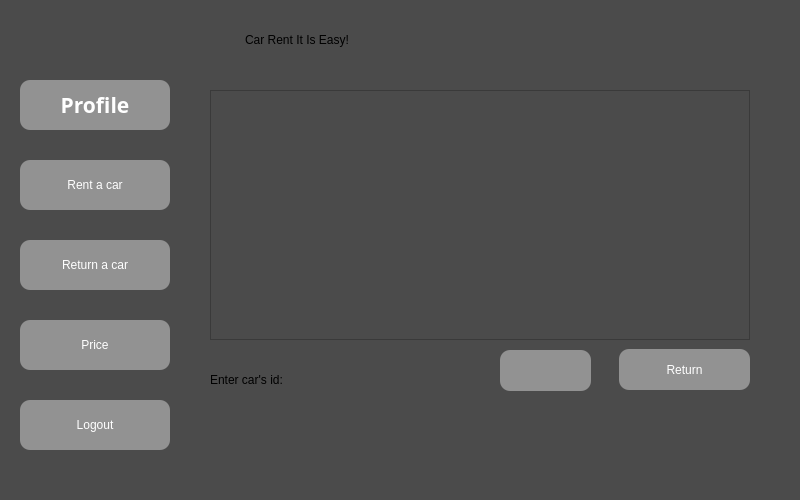
The window that Car-Rent-Ap-Qt/appwindow.ui (MilitaryGuineaPig/Car-Rent-Ap-Qt) describes before a commit, drawn with Qt 5.
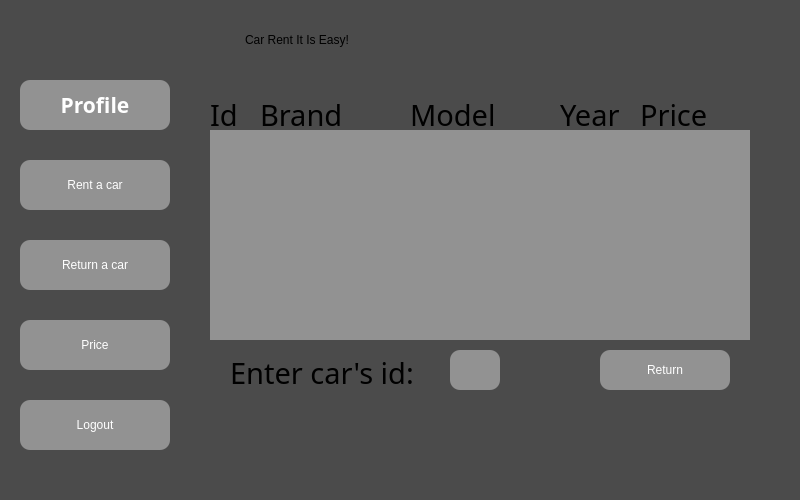
The same window after the commit. The open tabs and pages were chosen to show the change.

Commit message: Added rent and return logic and design

Patch:
```diff
--- a/Car-Rent-Ap-Qt/appwindow.ui
+++ b/Car-Rent-Ap-Qt/appwindow.ui
@@ -456,34 +456,202 @@
     </widget>
    </widget>
    <widget class="QWidget" name="page_3">
+    <widget class="QPushButton" name="ReturnBtn">
+     <property name="geometry">
+      <rect>
+       <x>400</x>
+       <y>270</y>
+       <width>130</width>
+       <height>40</height>
+      </rect>
+     </property>
+     <property name="cursor">
+      <cursorShape>PointingHandCursor</cursorShape>
+     </property>
+     <property name="styleSheet">
+      <string notr="true">QPushButton{
+background-color: rgba(255, 255, 255, 100);
+border-radius: 10px;
+color: rgba(192, 192, 192, 240);
+color: white;
+text-align: center;
+font: 700 14pt &quot;Segoe Print&quot;;
+}
+
+QPushButton:hover{
+background-color: rgba(255, 255, 255, 0);
+border-radius: 10px;
+color: white;
+text-align: center;
+font: 700 14pt &quot;Segoe Print&quot;;
+}
+QPushButton:pressed{
+background-color: rgba(255, 255, 255, 0);
+border-radius: 10px;
+color: white;
+text-align: center;
+font: 700 14pt &quot;Segoe Print&quot;;
+}</string>
+     </property>
+     <property name="text">
+      <string>Return</string>
+     </property>
+    </widget>
+    <widget class="QLabel" name="ErrorText_2">
+     <property name="geometry">
+      <rect>
+       <x>140</x>
+       <y>330</y>
+       <width>260</width>
+       <height>40</height>
+      </rect>
+     </property>
+     <property name="font">
+      <font>
+       <family>Cascadia Code</family>
+       <pointsize>20</pointsize>
+       <italic>false</italic>
+       <bold>false</bold>
+      </font>
+     </property>
+     <property name="styleSheet">
+      <string notr="true">color: rgb(176, 35, 38);</string>
+     </property>
+     <property name="text">
+      <string/>
+     </property>
+    </widget>
     <widget class="QTableView" name="ReturnCarDbView">
      <property name="geometry">
       <rect>
        <x>10</x>
-       <y>10</y>
+       <y>50</y>
        <width>540</width>
-       <height>250</height>
+       <height>210</height>
       </rect>
      </property>
+     <property name="sizePolicy">
+      <sizepolicy hsizetype="Fixed" vsizetype="Fixed">
+       <horstretch>0</horstretch>
+       <verstretch>0</verstretch>
+      </sizepolicy>
+     </property>
+     <property name="font">
+      <font>
+       <family>Cascadia Code</family>
+       <pointsize>14</pointsize>
+       <bold>false</bold>
+      </font>
+     </property>
+     <property name="contextMenuPolicy">
+      <enum>Qt::NoContextMenu</enum>
+     </property>
      <property name="acceptDrops">
       <bool>false</bool>
      </property>
+     <property name="autoFillBackground">
+      <bool>false</bool>
+     </property>
+     <property name="styleSheet">
+      <string notr="true">background-color: rgba(255, 255, 255, 100);</string>
+     </property>
      <property name="inputMethodHints">
       <set>Qt::ImhNone</set>
      </property>
+     <property name="frameShape">
+      <enum>QFrame::NoFrame</enum>
+     </property>
+     <property name="autoScrollMargin">
+      <number>15</number>
+     </property>
      <property name="editTriggers">
       <set>QAbstractItemView::NoEditTriggers</set>
+     </property>
+     <property name="alternatingRowColors">
+      <bool>false</bool>
+     </property>
+     <property name="gridStyle">
+      <enum>Qt::NoPen</enum>
+     </property>
+     <property name="sortingEnabled">
+      <bool>true</bool>
+     </property>
+     <property name="cornerButtonEnabled">
+      <bool>false</bool>
+     </property>
+     <attribute name="horizontalHeaderVisible">
+      <bool>false</bool>
+     </attribute>
+     <attribute name="horizontalHeaderHighlightSections">
+      <bool>true</bool>
+     </attribute>
+     <attribute name="verticalHeaderVisible">
+      <bool>false</bool>
+     </attribute>
+    </widget>
+    <widget class="QLabel" name="YearText_2">
+     <property name="geometry">
+      <rect>
+       <x>360</x>
+       <y>20</y>
+       <width>70</width>
+       <height>30</height>
+      </rect>
+     </property>
+     <property name="font">
+      <font>
+       <family>Sitka Small</family>
+       <pointsize>22</pointsize>
+       <italic>false</italic>
+       <bold>false</bold>
+      </font>
+     </property>
+     <property name="styleSheet">
+      <string notr="true"/>
+     </property>
+     <property name="text">
+      <string>Year</string>
+     </property>
+    </widget>
+    <widget class="QLabel" name="ModelText_2">
+     <property name="geometry">
+      <rect>
+       <x>210</x>
+       <y>20</y>
+       <width>100</width>
+       <height>30</height>
+      </rect>
+     </property>
+     <property name="font">
+      <font>
+       <family>Sitka Small</family>
+       <pointsize>22</pointsize>
+       <italic>false</italic>
+       <bold>false</bold>
+      </font>
+     </property>
+     <property name="styleSheet">
+      <string notr="true"/>
+     </property>
+     <property name="text">
+      <string>Model</string>
      </property>
     </widget>
     <widget class="QLineEdit" name="CarsIdReturnInput">
      <property name="geometry">
       <rect>
-       <x>300</x>
+       <x>250</x>
        <y>270</y>
-       <width>91</width>
-       <height>41</height>
+       <width>50</width>
+       <height>40</height>
       </rect>
      </property>
+     <property name="font">
+      <font>
+       <family>Bahnschrift Condensed</family>
+       <pointsize>22</pointsize>
+      </font>
+     </property>
      <property name="layoutDirection">
       <enum>Qt::RightToLeft</enum>
      </property>
@@ -492,65 +660,102 @@
 border-radius: 10px;</string>
      </property>
     </widget>
+    <widget class="QLabel" name="IdText_2">
+     <property name="geometry">
+      <rect>
+       <x>10</x>
+       <y>20</y>
+       <width>40</width>
+       <height>30</height>
+      </rect>
+     </property>
+     <property name="font">
+      <font>
+       <family>Sitka Small</family>
+       <pointsize>22</pointsize>
+       <italic>false</italic>
+       <bold>false</bold>
+      </font>
+     </property>
+     <property name="styleSheet">
+      <string notr="true"/>
+     </property>
+     <property name="text">
+      <string>Id</string>
+     </property>
+    </widget>
+    <widget class="QLabel" name="BrandText_2">
+     <property name="geometry">
+      <rect>
+       <x>60</x>
+       <y>20</y>
+       <width>90</width>
+       <height>30</height>
+      </rect>
+     </property>
+     <property name="font">
+      <font>
+       <family>Sitka Small</family>
+       <pointsize>22</pointsize>
+       <italic>false</italic>
+       <bold>false</bold>
+      </font>
+     </property>
+     <property name="styleSheet">
+      <string notr="true"/>
+     </property>
+     <property name="text">
+      <string>Brand</string>
+     </property>
+    </widget>
+    <widget class="QLabel" name="PriceText_2">
+     <property name="geometry">
+      <rect>
+       <x>440</x>
+       <y>20</y>
+       <width>90</width>
+       <height>30</height>
+      </rect>
+     </property>
+     <property name="font">
+      <font>
+       <family>Sitka Small</family>
+       <pointsize>22</pointsize>
+       <italic>false</italic>
+       <bold>false</bold>
+      </font>
+     </property>
+     <property name="styleSheet">
+      <string notr="true"/>
+     </property>
+     <property name="text">
+      <string>Price</string>
+     </property>
+    </widget>
     <widget class="QLabel" name="EnterIdReturnText">
      <property name="geometry">
       <rect>
-       <x>10</x>
-       <y>280</y>
-       <width>251</width>
-       <height>40</height>
+       <x>30</x>
+       <y>270</y>
+       <width>210</width>
+       <height>45</height>
       </rect>
      </property>
+     <property name="font">
+      <font>
+       <family>Sitka Small</family>
+       <pointsize>22</pointsize>
+       <italic>false</italic>
+       <bold>false</bold>
+      </font>
+     </property>
      <property name="styleSheet">
-      <string notr="true">font: 700 22pt &quot;Segoe Script&quot;;
-text-align: center;
-</string>
+      <string notr="true"/>
      </property>
      <property name="text">
       <string>Enter car's id:</string>
      </property>
     </widget>
-    <widget class="QPushButton" name="ReturnBtn">
-     <property name="geometry">
-      <rect>
-       <x>419</x>
-       <y>269</y>
-       <width>131</width>
-       <height>41</height>
-      </rect>
-     </property>
-     <property name="cursor">
-      <cursorShape>PointingHandCursor</cursorShape>
-     </property>
-     <property name="styleSheet">
-      <string notr="true">QPushButton{
-background-color: rgba(255, 255, 255, 100);
-border-radius: 10px;
-color: rgba(192, 192, 192, 240);
-color: white;
-text-align: center;
-font: 700 14pt &quot;Segoe Print&quot;;
-}
-
-QPushButton:hover{
-background-color: rgba(255, 255, 255, 0);
-border-radius: 10px;
-color: white;
-text-align: center;
-font: 700 14pt &quot;Segoe Print&quot;;
-}
-QPushButton:pressed{
-background-color: rgba(255, 255, 255, 0);
-border-radius: 10px;
-color: white;
-text-align: center;
-font: 700 14pt &quot;Segoe Print&quot;;
-}</string>
-     </property>
-     <property name="text">
-      <string>Return</string>
-     </property>
-    </widget>
    </widget>
    <widget class="QWidget" name="page_4">
     <widget class="QTableView" name="PriceDbView">
```
Left out of the diff: 214 changed lines with no effect on the pictures. The commit also changes 5 other files.
